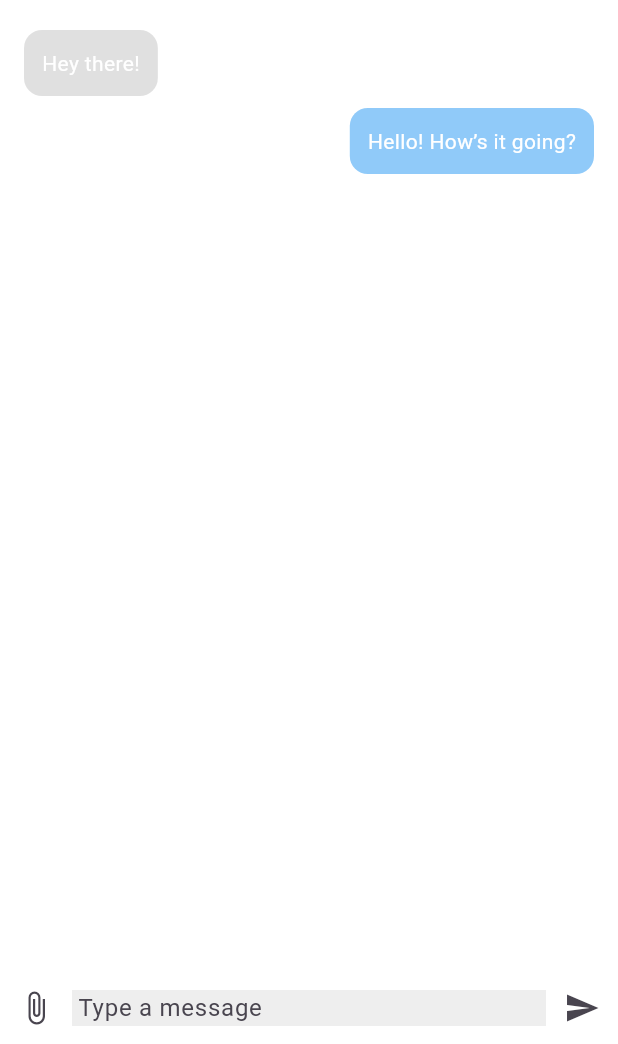
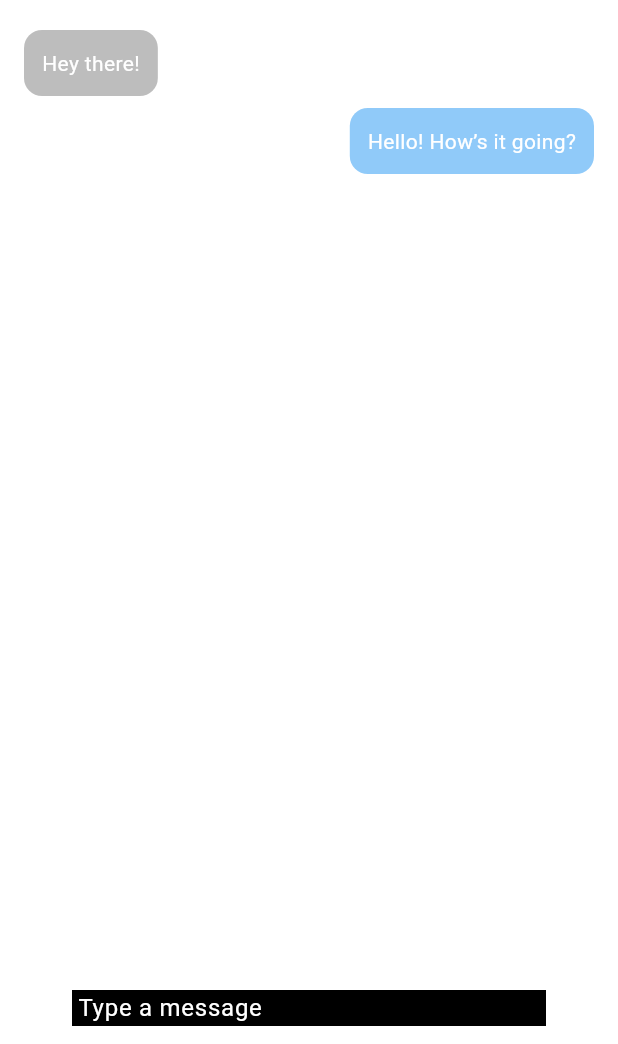
Before and after one commit to Saahil-Gupta/Umee-social, a Flutter app: the ChatDetailScreen screen opened directly with sample values from the repository, on a phone screen of 412 x 824 dp, the part 192-1236 px from its top. Run offline on Flutter 3.47's test engine with Material 3 defaults, Android fonts, the phone set to English and light mode, and no system bars; our stand-ins replace flutter_card_swiper, image_picker.

Commit message:
UI changes

```diff
--- a/umee/lib/screens/chat_detail_screen.dart
+++ b/umee/lib/screens/chat_detail_screen.dart
@@ -70,7 +70,7 @@ class _ChatDetailScreenState extends State<ChatDetailScreen> {
                     margin: const EdgeInsets.symmetric(vertical: 4),
                     padding: const EdgeInsets.all(12),
                     decoration: BoxDecoration(
-                      color: isMe ? Colors.blue[200] : Colors.grey[300],
+                      color: isMe ? Colors.blue[200] : Colors.grey[400],
                       borderRadius: BorderRadius.circular(12),
                     ),
                     child: Text(m['text']!,
@@ -87,7 +87,8 @@ class _ChatDetailScreenState extends State<ChatDetailScreen> {
             child: Row(
               children: [
                 IconButton(
-                  icon: const Icon(Icons.attach_file),
+                  icon: const Icon(Icons.attach_file,
+                  color: Colors.white,),
                   onPressed: () {
                     ScaffoldMessenger.of(context).showSnackBar(
                       const SnackBar(content: Text('Attachment coming soon!')),
@@ -99,14 +100,16 @@ class _ChatDetailScreenState extends State<ChatDetailScreen> {
                     controller: _controller,
                     decoration: InputDecoration.collapsed(
                       hintText: 'Type a message',
+                      hintStyle: TextStyle(color: Colors.white),
                       filled: true,
-                      fillColor: Colors.grey[200],
+                      fillColor: Colors.black,
                     ),
                     onSubmitted: (_) => _send(),
                   ),
                 ),
                 IconButton(
-                  icon: const Icon(Icons.send),
+                  icon: const Icon(Icons.send,
+                  color: Colors.white,),
                   onPressed: _send,
                 ),
               ],
```
Also changed, not shown: umee/lib/screens/chat_screen.dart (+11 -2 lines), umee/lib/screens/feed_screen.dart (+6 -1 lines).
